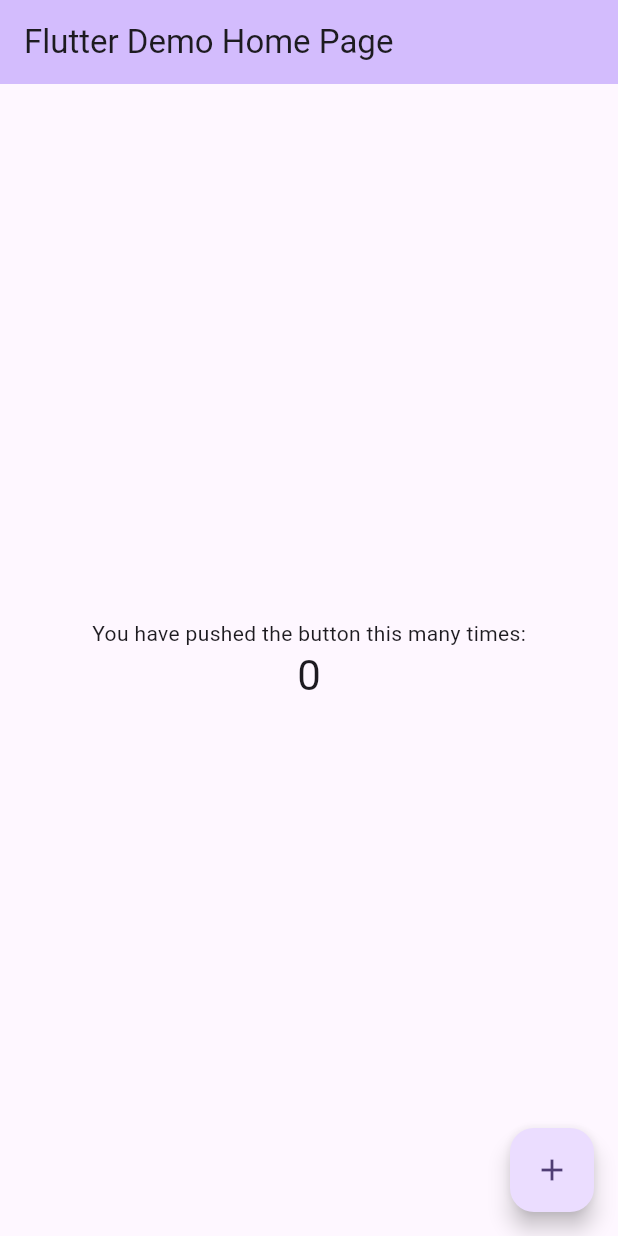
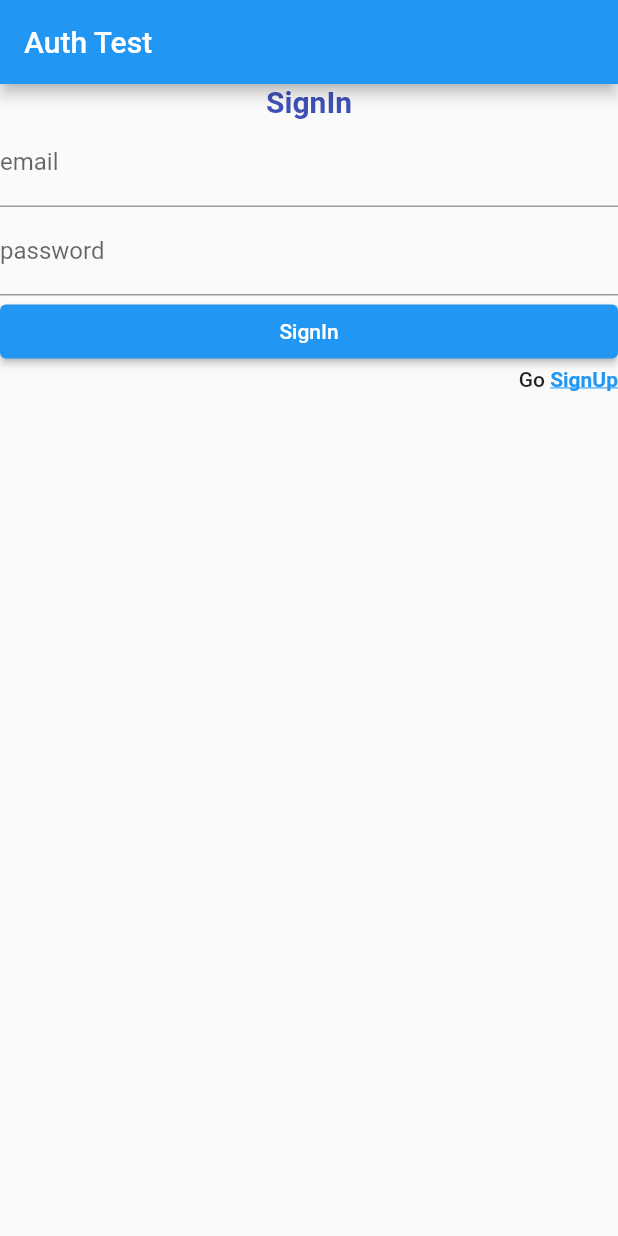
Before and after one commit to bajnsk/Capstone_Design2_Asher, a Flutter app: the screen it shows after launch, on a phone screen of 412 x 824 dp. Run offline on Flutter 3.47's test engine with Material 2 defaults, Android fonts, the phone set to English and light mode, and no system bars; our stand-ins replace firebase_auth, firebase_core, fluttertoast; accounts and stored records are empty.

Commit message:
FireBase Auth 회원가입, 사용자 이메일 인증, 로그인 기능 구현

```diff
--- a/lib/main.dart
+++ b/lib/main.dart
@@ -1,131 +1,239 @@
+import 'package:firebase_auth/firebase_auth.dart';
+import 'package:flutter/gestures.dart';
 import 'package:flutter/material.dart';
 import 'package:firebase_core/firebase_core.dart';
-import 'firebase_options.dart';
+import '../firebase_options.dart';
+import 'package:fluttertoast/fluttertoast.dart';
+
+showToast(String msg) {
+  Fluttertoast.showToast(
+      msg: msg,
+      toastLength: Toast.LENGTH_SHORT,
+      gravity: ToastGravity.CENTER,
+      timeInSecForIosWeb: 1,
+      backgroundColor: Colors.red,
+      textColor: Colors.white,
+      fontSize: 16.0);
+}
+
+class Fluttertoast {
+  static void showToast({required String msg, required Toast toastLength, required ToastGravity gravity, required int timeInSecForIosWeb, required MaterialColor backgroundColor, required Color textColor, required double fontSize}) {}
+}
 
 void main() async {
+  WidgetsFlutterBinding.ensureInitialized();
   await Firebase.initializeApp(
     options: DefaultFirebaseOptions.currentPlatform,
   );
-
-  runApp(const MyApp());
+  runApp(MyApp());
 }
 
 class MyApp extends StatelessWidget {
-  const MyApp({super.key});
-
-  // This widget is the root of your application.
   @override
   Widget build(BuildContext context) {
     return MaterialApp(
       title: 'Flutter Demo',
       theme: ThemeData(
-        // This is the theme of your application.
-        //
-        // TRY THIS: Try running your application with "flutter run". You'll see
-        // the application has a blue toolbar. Then, without quitting the app,
-        // try changing the seedColor in the colorScheme below to Colors.green
-        // and then invoke "hot reload" (save your changes or press the "hot
-        // reload" button in a Flutter-supported IDE, or press "r" if you used
-        // the command line to start the app).
-        //
-        // Notice that the counter didn't reset back to zdart pub global activate flutterfire_cliero; the application
-        // state is not lost during the reload. To reset the state, use hot
-        // restart instead.
-        //
-        // This works for code too, not just values: Most code changes can be
-        // tested with just a hot reload.
-        colorScheme: ColorScheme.fromSeed(seedColor: Colors.deepPurple),
-        useMaterial3: true,
+        primarySwatch: Colors.blue,
       ),
-      home: const MyHomePage(title: 'Flutter Demo Home Page'),
+      home: AuthWidget(),
     );
   }
 }
 
-class MyHomePage extends StatefulWidget {
-  const MyHomePage({super.key, required this.title});
-
-  // This widget is the home page of your application. It is stateful, meaning
-  // that it has a State object (defined below) that contains fields that affect
-  // how it looks.
-
-  // This class is the configuration for the state. It holds the values (in this
-  // case the title) provided by the parent (in this case the App widget) and
-  // used by the build method of the State. Fields in a Widget subclass are
-  // always marked "final".
-
-  final String title;
-
+class AuthWidget extends StatefulWidget {
   @override
-  State<MyHomePage> createState() => _MyHomePageState();
+  AuthWidgetState createState() => AuthWidgetState();
 }
 
-class _MyHomePageState extends State<MyHomePage> {
-  int _counter = 0;
+class AuthWidgetState extends State<AuthWidget> {
+  final _formKey = GlobalKey<FormState>();
 
-  void _incrementCounter() {
+  late String email;
+  late String password;
+  bool isInput = true; //false - result
+  bool isSignIn = true; //false - SingUp
+
+  signIn() async {
+    try {
+      await FirebaseAuth.instance
+          .signInWithEmailAndPassword(email: email, password: password)
+          .then((value) {
+        print(value);
+        if (value.user!.emailVerified) {
+          //이메일 인증 여부
+          setState(() {
+            isInput = false;
+          });
+        } else {
+          showToast('emailVerified error');
+        }
+        return value;
+      });
+    } on FirebaseAuthException catch (e) {
+      if (e.code == 'user-not-found') {
+        showToast('user-not-found');
+      } else if (e.code == 'wrong-password') {
+        showToast('wrong-password');
+      } else {
+        print(e.code);
+      }
+    }
+  }
+
+  signOut() async {
+    await FirebaseAuth.instance.signOut();
     setState(() {
-      // This call to setState tells the Flutter framework that something has
-      // changed in this State, which causes it to rerun the build method below
-      // so that the display can reflect the updated values. If we changed
-      // _counter without calling setState(), then the build method would not be
-      // called again, and so nothing would appear to happen.
-      _counter++;
+      isInput = true;
     });
+  }
+
+  signUp() async {
+    try {
+      await FirebaseAuth.instance
+          .createUserWithEmailAndPassword(email: email, password: password)
+          .then((value) {
+        if (value.user!.email != null) {
+          FirebaseAuth.instance.currentUser?.sendEmailVerification();
+          setState(() {
+            isInput = false;
+          });
+        }
+        return value;
+      });
+    } on FirebaseAuthException catch (e) {
+      if (e.code == 'weak-password') {
+        showToast('weak-password');
+      } else if (e.code == 'email-already-in-use') {
+        showToast('email-already-in-use');
+      } else {
+        showToast('other error');
+        print(e.code);
+      }
+    } catch (e) {
+      print(e.toString());
+    }
+  }
+
+  List<Widget> getInputWidget() {
+    return [
+      Text(
+        isSignIn ? "SignIn" : "SignUp",
+        style: TextStyle(
+          color: Colors.indigo,
+          fontWeight: FontWeight.bold,
+          fontSize: 20,
+        ),
+        textAlign: TextAlign.center,
+      ),
+      Form(
+        key: _formKey,
+        child: Column(
+          children: [
+            TextFormField(
+              decoration: InputDecoration(labelText: 'email'),
+              validator: (value) {
+                if (value?.isEmpty ?? false) {
+                  return 'Please enter email';
+                }
+                return null;
+              },
+              onSaved: (String? value) {
+                email = value ?? "";
+              },
+            ),
+            TextFormField(
+              decoration: InputDecoration(
+                labelText: 'password',
+              ),
+              obscureText: true,
+              validator: (value) {
+                if (value?.isEmpty ?? false) {
+                  return 'Please enter password';
+                }
+                return null;
+              },
+              onSaved: (String? value) {
+                password = value ?? "";
+              },
+            ),
+          ],
+        ),
+      ),
+      ElevatedButton(
+          onPressed: () {
+            if (_formKey.currentState?.validate() ?? false) {
+              _formKey.currentState?.save();
+              print('email: $email, password : $password');
+              if (isSignIn) {
+                signIn();
+              } else {
+                signUp();
+              }
+            }
+          },
+          child: Text(isSignIn ? "SignIn" : "SignUp")),
+      RichText(
+        textAlign: TextAlign.right,
+        text: TextSpan(
+          text: 'Go ',
+          style: Theme.of(context).textTheme.bodyText1,
+          children: <TextSpan>[
+            TextSpan(
+                text: isSignIn ? "SignUp" : "SignIn",
+                style: TextStyle(
+                  color: Colors.blue,
+                  fontWeight: FontWeight.bold,
+                  decoration: TextDecoration.underline,
+                ),
+                recognizer: TapGestureRecognizer()
+                  ..onTap = () {
+                    setState(() {
+                      isSignIn = !isSignIn;
+                    });
+                  }),
+          ],
+        ),
+      ),
+    ];
+  }
+
+  List<Widget> getResultWidget() {
+    String resultEmail = FirebaseAuth.instance.currentUser!.email!;
+    return [
+      Text(
+        isSignIn
+            ? "$resultEmail 로 로그인 하셨습니다.!"
+            : "$resultEmail 로 회원가입 하셨습니다.! 이메일 인증을 거쳐야 로그인이 가능합니다.",
+        style: TextStyle(
+          color: Colors.black54,
+          fontWeight: FontWeight.bold,
+        ),
+      ),
+      ElevatedButton(
+          onPressed: () {
+            if (isSignIn) {
+              signOut();
+            } else {
+              setState(() {
+                isInput = true;
+                isSignIn = true;
+              });
+            }
+          },
+          child: Text(isSignIn ? "SignOut" : "SignIn")),
+    ];
   }
 
   @override
   Widget build(BuildContext context) {
-    // This method is rerun every time setState is called, for instance as done
-    // by the _incrementCounter method above.
-    //
-    // The Flutter framework has been optimized to make rerunning build methods
-    // fast, so that you can just rebuild anything that needs updating rather
-    // than having to individually change instances of widgets.
     return Scaffold(
       appBar: AppBar(
-        // TRY THIS: Try changing the color here to a specific color (to
-        // Colors.amber, perhaps?) and trigger a hot reload to see the AppBar
-        // change color while the other colors stay the same.
-        backgroundColor: Theme.of(context).colorScheme.inversePrimary,
-        // Here we take the value from the MyHomePage object that was created by
-        // the App.build method, and use it to set our appbar title.
-        title: Text(widget.title),
+        title: Text("Auth Test"),
       ),
-      body: Center(
-        // Center is a layout widget. It takes a single child and positions it
-        // in the middle of the parent.
-        child: Column(
-          // Column is also a layout widget. It takes a list of children and
-          // arranges them vertically. By default, it sizes itself to fit its
-          // children horizontally, and tries to be as tall as its parent.
-          //
-          // Column has various properties to control how it sizes itself and
-          // how it positions its children. Here we use mainAxisAlignment to
-          // center the children vertically; the main axis here is the vertical
-          // axis because Columns are vertical (the cross axis would be
-          // horizontal).
-          //
-          // TRY THIS: Invoke "debug painting" (choose the "Toggle Debug Paint"
-          // action in the IDE, or press "p" in the console), to see the
-          // wireframe for each widget.
-          mainAxisAlignment: MainAxisAlignment.center,
-          children: <Widget>[
-            const Text(
-              'You have pushed the button this many times:',
-            ),
-            Text(
-              '$_counter',
-              style: Theme.of(context).textTheme.headlineMedium,
-            ),
-          ],
-        ),
-      ),
-      floatingActionButton: FloatingActionButton(
-        onPressed: _incrementCounter,
-        tooltip: 'Increment',
-        child: const Icon(Icons.add),
-      ), // This trailing comma makes auto-formatting nicer for build methods.
+      body: Column(
+          crossAxisAlignment: CrossAxisAlignment.stretch,
+          children: isInput ? getInputWidget() : getResultWidget()),
     );
   }
 }
--- a/pubspec.yaml
+++ b/pubspec.yaml
@@ -35,7 +35,10 @@ dependencies:
   # The following adds the Cupertino Icons font to your application.
   # Use with the CupertinoIcons class for iOS style icons.
   cupertino_icons: ^1.0.2
+  material: any
   firebase_core: ^2.19.0
+  firebase_auth: ^4.11.1
+  fluttertoast: ^8.2.2
 
 dev_dependencies:
   flutter_test:
```
Also changed, not shown: lib/Firebase_LogIn.dart (renamed from lib/LogIn.dart), pubspec.lock.
